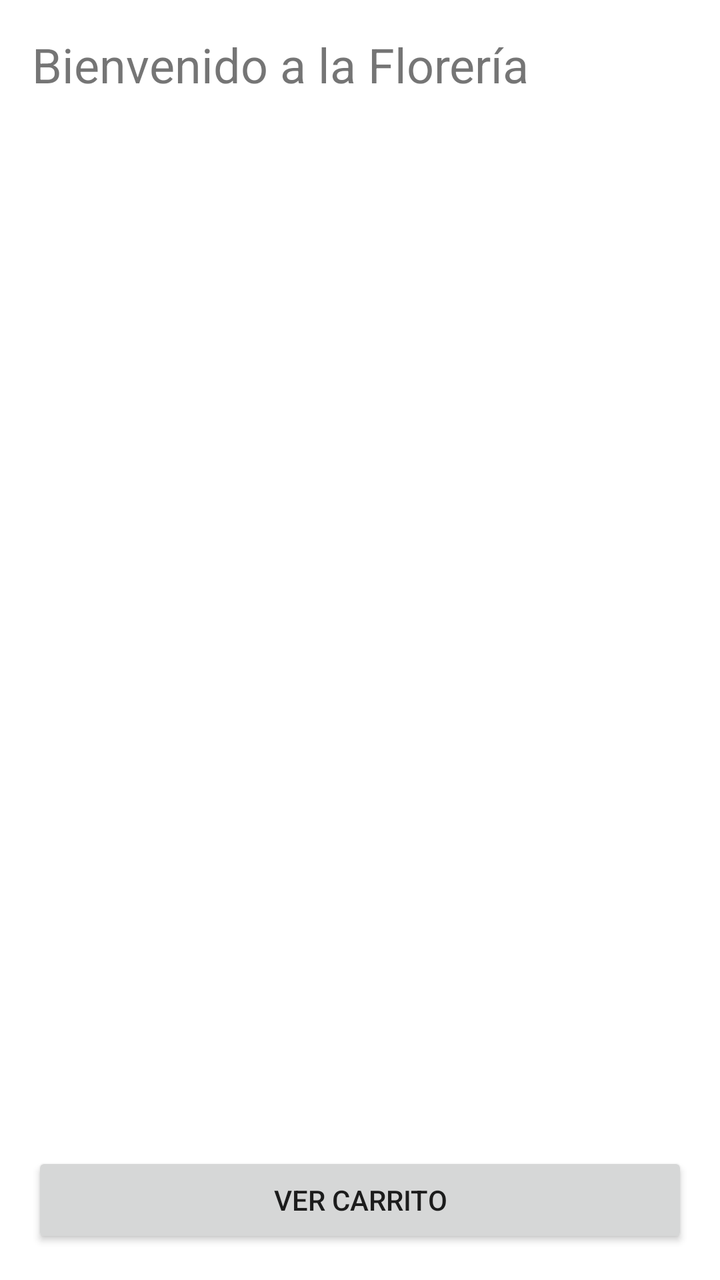
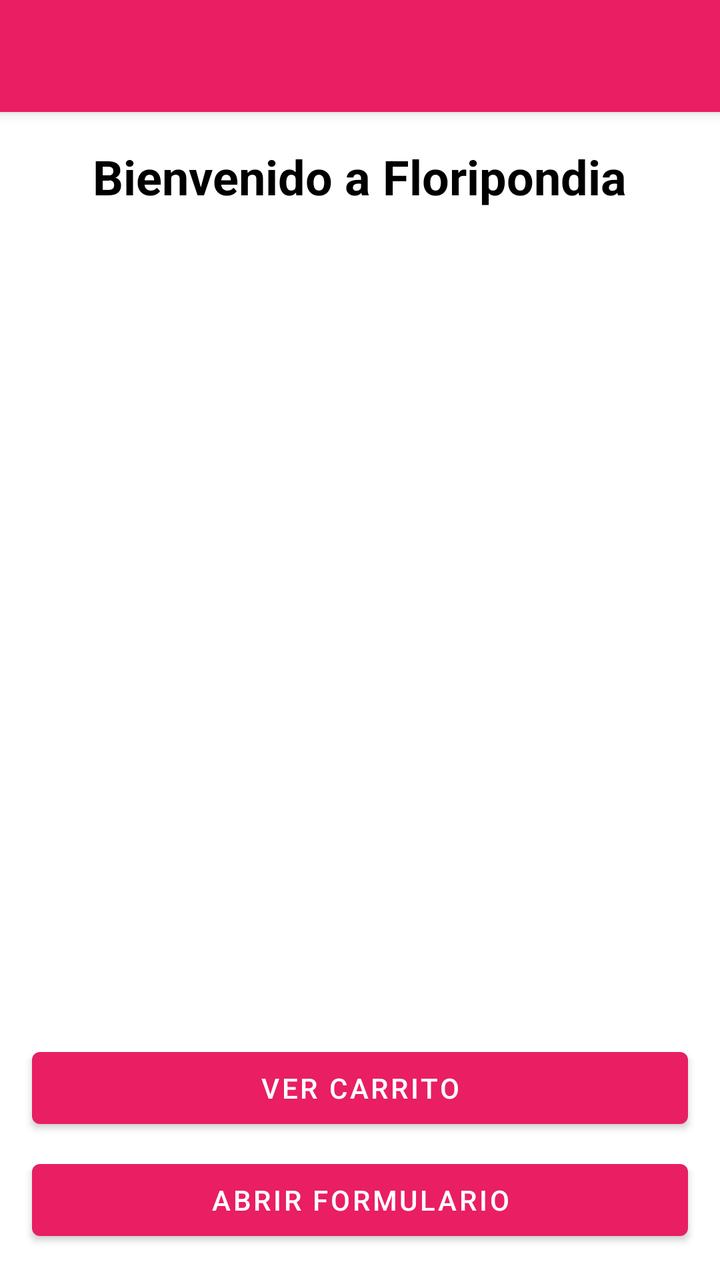

Before-and-after screenshots of an Android layout around one commit, followed by the original layout XML and the change that was made.
<!-- AndroidManifest.xml: activity theme Theme.FloreriaApp -->
<!-- res/layout/activity_main.xml -->
<?xml version="1.0" encoding="utf-8"?>
<LinearLayout xmlns:android="http://schemas.android.com/apk/res/android"
    android:orientation="vertical"
    android:padding="16dp"
    android:layout_width="match_parent"
    android:layout_height="match_parent">

    <TextView
        android:text="Bienvenido a la Florería"
        android:textSize="24sp"
        android:layout_width="wrap_content"
        android:layout_height="wrap_content"/>

    <ListView
        android:id="@+id/listViewFlores"
        android:layout_width="match_parent"
        android:layout_height="0dp"
        android:layout_weight="1"
        android:dividerHeight="10dp"/>

    <Button
        android:id="@+id/btnCarrito"
        android:text="Ver Carrito"
        android:layout_width="match_parent"
        android:layout_height="wrap_content"/>
</LinearLayout>
<!-- resources referenced by this layout -->
<resources>
  <style name="Theme.FloreriaApp" parent="Theme.MaterialComponents.DayNight.DarkActionBar">
          
          <item name="colorPrimary">@color/purple_500</item>
          <item name="colorPrimaryVariant">@color/purple_700</item>
          <item name="colorOnPrimary">@color/white</item>
          
          <item name="colorSecondary">@color/teal_200</item>
          <item name="colorSecondaryVariant">@color/teal_700</item>
          <item name="colorOnSecondary">@color/black</item>
          
          <item name="android:statusBarColor" tools:targetApi="l">?attr/colorPrimaryVariant</item>
          
      </style>
  <color name="purple_500">#FF6200EE</color>
  <color name="purple_700">#FF3700B3</color>
  <color name="white">#FFFFFFFF</color>
  <color name="teal_200">#FF03DAC5</color>
  <color name="teal_700">#FF018786</color>
  <color name="black">#FF000000</color>
</resources>

<!-- the commit's change to res/layout/activity_main.xml (unified diff, before → after) -->
@@ -1,26 +1,55 @@
 <?xml version="1.0" encoding="utf-8"?>
 <LinearLayout xmlns:android="http://schemas.android.com/apk/res/android"
     android:orientation="vertical"
-    android:padding="16dp"
     android:layout_width="match_parent"
     android:layout_height="match_parent">
 
+    
+    <androidx.appcompat.widget.Toolbar
+        android:id="@+id/toolbar"
+        android:layout_width="match_parent"
+        android:layout_height="?attr/actionBarSize"
+        android:background="?attr/colorPrimary"
+        android:elevation="4dp"
+        android:theme="@style/ThemeOverlay.AppCompat.Dark.ActionBar" />
+
+    
     <TextView
-        android:text="Bienvenido a la Florería"
+        android:id="@+id/txtBienvenida"
+        android:layout_width="wrap_content"
+        android:layout_height="wrap_content"
+        android:text="Bienvenido a Floripondia"
         android:textSize="24sp"
-        android:layout_width="wrap_content"
-        android:layout_height="wrap_content"/>
+        android:textStyle="bold"
+        android:layout_gravity="center_horizontal"
+        android:layout_marginTop="16dp"
+        android:layout_marginBottom="16dp"/>
 
-    <ListView
-        android:id="@+id/listViewFlores"
+    
+    <androidx.recyclerview.widget.RecyclerView
+        android:id="@+id/recyclerViewFlores"
         android:layout_width="match_parent"
         android:layout_height="0dp"
         android:layout_weight="1"
-        android:dividerHeight="10dp"/>
+        android:padding="4dp"/>
 
+    
     <Button
         android:id="@+id/btnCarrito"
+        android:layout_width="match_parent"
+        android:layout_height="wrap_content"
         android:text="Ver Carrito"
+        android:layout_marginStart="16dp"
+        android:layout_marginEnd="16dp"
+        android:layout_marginBottom="8dp"/>
+
+    
+    <Button
+        android:id="@+id/btnFormulario"
         android:layout_width="match_parent"
-        android:layout_height="wrap_content"/>
+        android:layout_height="wrap_content"
+        android:text="Abrir Formulario"
+        android:layout_marginStart="16dp"
+        android:layout_marginEnd="16dp"
+        android:layout_marginBottom="16dp"/>
 </LinearLayout>
<!-- resource entries referenced after the edit -->
@@ -1,23 +1,8 @@
 <!-- resources referenced by this layout -->
 <resources>
-  <style name="Theme.FloreriaApp" parent="Theme.MaterialComponents.DayNight.DarkActionBar">
-          
-          <item name="colorPrimary">@color/purple_500</item>
-          <item name="colorPrimaryVariant">@color/purple_700</item>
-          <item name="colorOnPrimary">@color/white</item>
-          
-          <item name="colorSecondary">@color/teal_200</item>
-          <item name="colorSecondaryVariant">@color/teal_700</item>
-          <item name="colorOnSecondary">@color/black</item>
-          
-          <item name="android:statusBarColor" tools:targetApi="l">?attr/colorPrimaryVariant</item>
-          
+  <style name="Theme.FloreriaApp.NoActionBar">
+          <item name="windowActionBar">false</item>
+          <item name="windowNoTitle">true</item>
       </style>
-  <color name="purple_500">#FF6200EE</color>
-  <color name="purple_700">#FF3700B3</color>
-  <color name="white">#FFFFFFFF</color>
-  <color name="teal_200">#FF03DAC5</color>
-  <color name="teal_700">#FF018786</color>
-  <color name="black">#FF000000</color>
 </resources>
 
